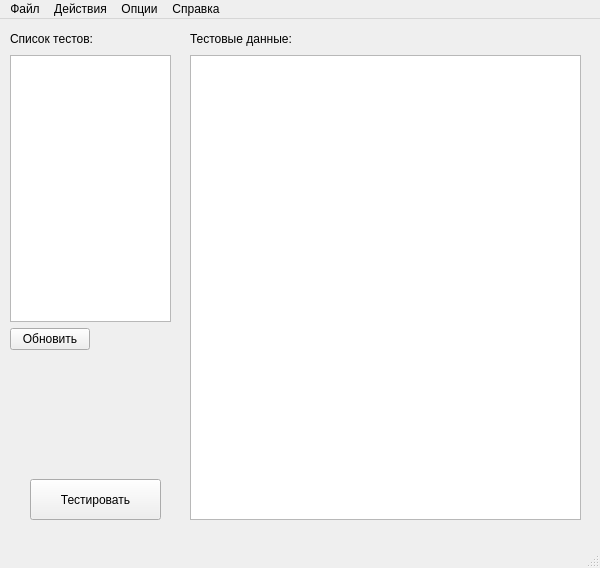
Old version of the form myGui/ui/mainform.ui in the repository bogdanduminyuk/server-HTTPtester.
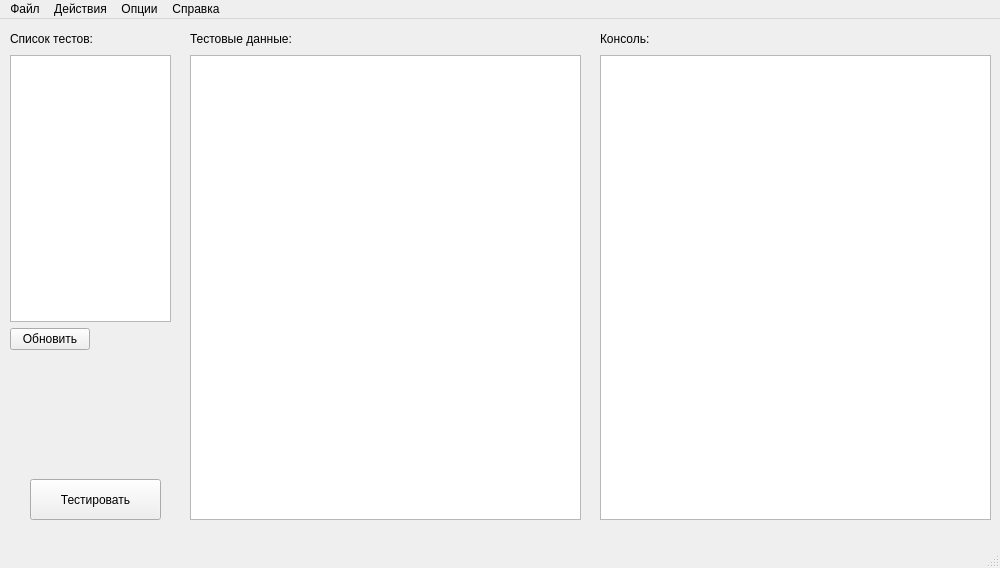
New version of the form.

```diff
--- a/myGui/ui/mainform.ui
+++ b/myGui/ui/mainform.ui
@@ -6,19 +6,19 @@
    <rect>
     <x>0</x>
     <y>0</y>
-    <width>600</width>
+    <width>1000</width>
     <height>568</height>
    </rect>
   </property>
   <property name="minimumSize">
    <size>
-    <width>600</width>
+    <width>1000</width>
     <height>568</height>
    </size>
   </property>
   <property name="maximumSize">
    <size>
-    <width>600</width>
+    <width>1000</width>
     <height>568</height>
    </size>
   </property>
@@ -159,13 +159,56 @@
      </item>
     </layout>
    </widget>
+   <widget class="QWidget" name="">
+    <property name="geometry">
+     <rect>
+      <x>600</x>
+      <y>10</y>
+      <width>391</width>
+      <height>491</height>
+     </rect>
+    </property>
+    <layout class="QVBoxLayout" name="verticalLayout_4">
+     <item>
+      <layout class="QHBoxLayout" name="horizontalLayout_4">
+       <item>
+        <widget class="QLabel" name="label_3">
+         <property name="text">
+          <string>Консоль:</string>
+         </property>
+        </widget>
+       </item>
+       <item>
+        <spacer name="horizontalSpacer_4">
+         <property name="orientation">
+          <enum>Qt::Horizontal</enum>
+         </property>
+         <property name="sizeHint" stdset="0">
+          <size>
+           <width>40</width>
+           <height>20</height>
+          </size>
+         </property>
+        </spacer>
+       </item>
+      </layout>
+     </item>
+     <item>
+      <widget class="QPlainTextEdit" name="text_console">
+       <property name="readOnly">
+        <bool>true</bool>
+       </property>
+      </widget>
+     </item>
+    </layout>
+   </widget>
   </widget>
   <widget class="QMenuBar" name="menubar">
    <property name="geometry">
     <rect>
      <x>0</x>
      <y>0</y>
-     <width>600</width>
+     <width>1000</width>
      <height>21</height>
     </rect>
    </property>
```
Left out of the diff: 31 changed lines with no effect on the pictures.
